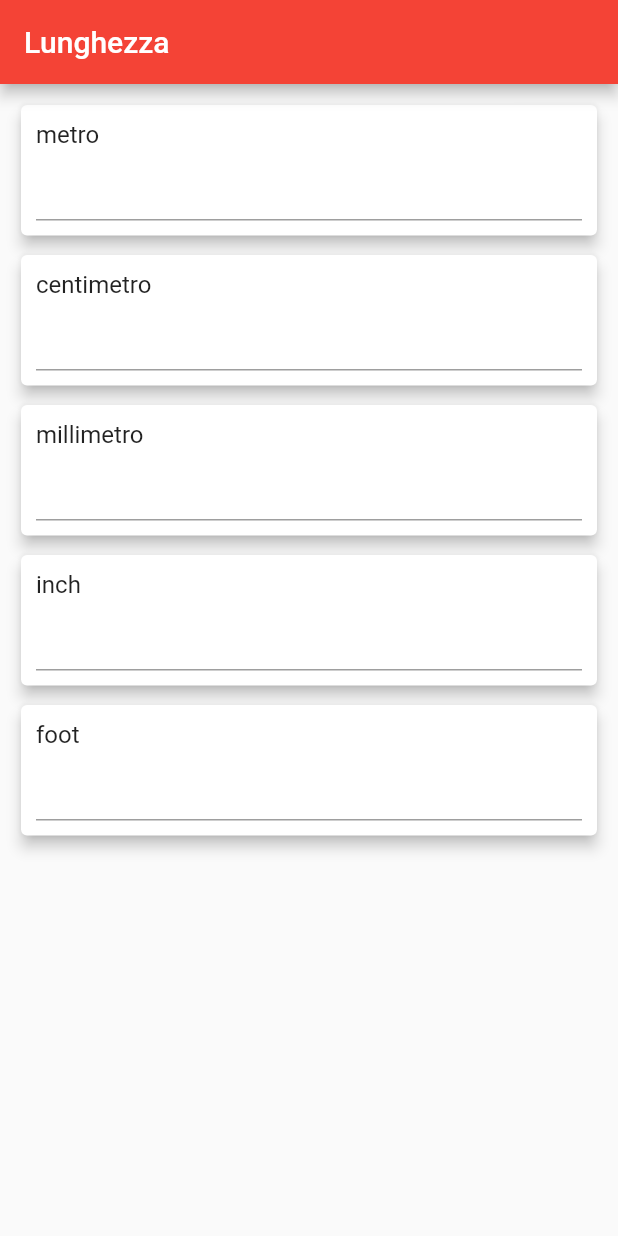
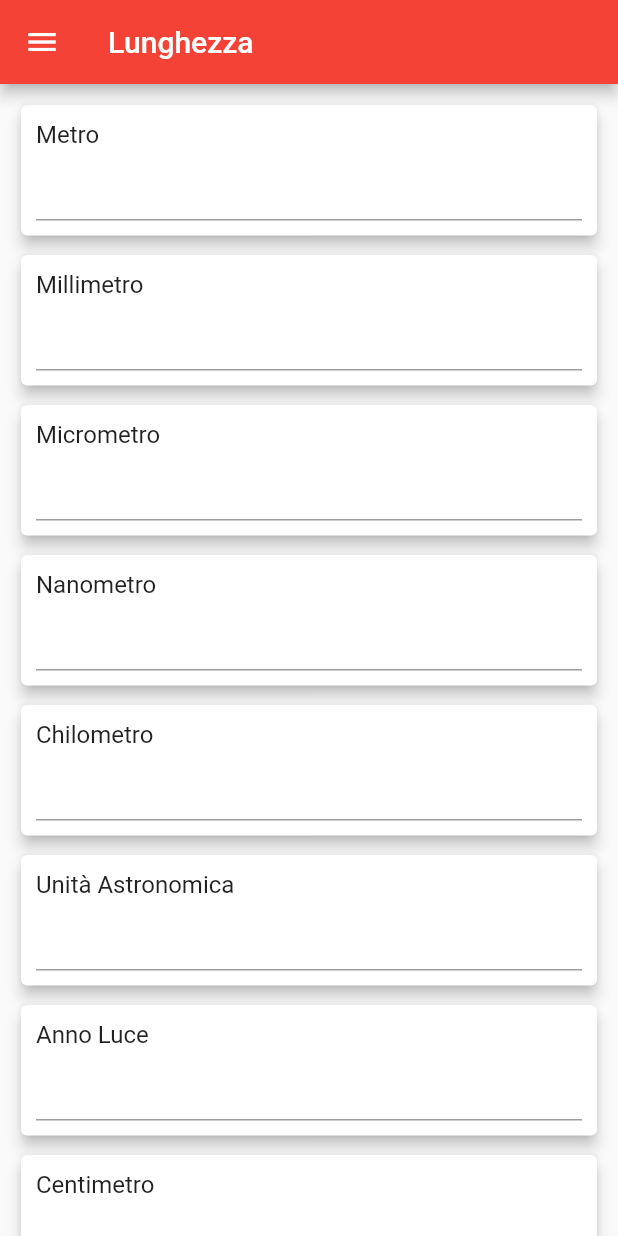
Before and after one commit to ferraridamiano/ConverterNOW, a Flutter app: the screen it shows after launch, on a phone screen of 412 x 824 dp. Run offline on Flutter 3.47's test engine with Material 2 defaults, Android fonts, the phone set to English and light mode, and no system bars; our stand-ins replace fluttertoast.

Commit message:
Risolto un bug nella conversione, modificata la struttura della grafica di conversione e quasi terminato unità di lunghezza

```diff
--- /dev/null
+++ b/lib/ConversionManager.dart
@@ -0,0 +1,93 @@
+import 'package:converter_pro/ConversionPage.dart';
+import 'package:converter_pro/Utils.dart';
+import 'package:flutter/material.dart';
+
+class ConversionManager extends StatefulWidget{
+  @override
+  _ConversionManager createState() => new _ConversionManager();
+
+}
+
+class _ConversionManager extends State<ConversionManager>{
+   static Node metro=Node(name: "Metro",
+      leafNodes: [
+        Node(isMultiplication: false, coefficient: 1000.0, name: "Millimetro",),
+        Node(isMultiplication: false, coefficient: 1000000.0, name: "Micrometro", ),
+        Node(isMultiplication: false, coefficient: 1000000000.0, name: "Nanometro",),
+        Node(isMultiplication: true, coefficient: 1000.0, name: "Chilometro",leafNodes: [
+          Node(isMultiplication: true, coefficient: 149597870.7, name: "Unità Astronomica",leafNodes: [
+            Node(isMultiplication: true, coefficient: 63241.1, name: "Anno Luce",),
+          ]),
+        ]),
+        Node(isMultiplication: false, coefficient: 100.0, name: "Centimetro", leafNodes: [
+          Node(isMultiplication: true, coefficient: 2.54, name: "Pollice", leafNodes: [
+            Node(isMultiplication: true, coefficient: 12.0, name: "Piede"),
+          ]),
+        ]),
+
+  ]
+  );
+
+
+  int currentPage=0;
+
+  @override
+  Widget build(BuildContext context) {
+
+    return Scaffold(
+      appBar: AppBar(title: new Text("Lunghezza"),),
+      drawer: new Drawer(child: ListView(
+        // Important: Remove any padding from the ListView.
+        padding: EdgeInsets.zero,
+        children: <Widget>[
+          DrawerHeader(
+            child: Text('Converter PRO'),
+            decoration: BoxDecoration(
+              color: Colors.red,
+            ),
+          ),
+          ListTile(
+            title: Text("Lunghezza"),
+            selected: true,
+            onTap: () {
+              if(currentPage!=0) {
+                setState((){
+                  currentPage=0;
+                });
+              }
+            },
+          ),
+          ListTile(
+            title: Text("Superficie"),
+            onTap: () {
+              // Update the state of the app
+              // ...
+            },
+          ),
+          ListTile(
+            title: Text("Volume"),
+            onTap: () {
+              // Update the state of the app
+              // ...
+            },
+          ),
+          ListTile(
+            title: Text("Tempo"),
+            onTap: () {
+              // Update the state of the app
+              // ...
+            },
+          ),
+          ListTile(
+            title: Text("Temperatura"),
+            onTap: () {
+              // Update the state of the app
+              // ...
+            },
+          ),
+        ],
+      ),),
+      body: currentPage==0 ? ConversionPage(metro) : ConversionPage(metro)
+    );
+  }
+}
--- a/lib/ConversionPage.dart
+++ b/lib/ConversionPage.dart
@@ -2,8 +2,7 @@ import 'package:converter_pro/Utils.dart';
 import 'package:flutter/material.dart';
 import 'package:fluttertoast/fluttertoast.dart';
 
-class ConversionPage extends StatefulWidget{
-
+class ConversionPage extends StatefulWidget {
   ConversionPage(this.fatherNode);
 
   Node fatherNode;
@@ -12,34 +11,32 @@ class ConversionPage extends StatefulWidget{
   _ConversionPage createState() => new _ConversionPage(fatherNode);
 }
 
-class _ConversionPage extends State<ConversionPage>{
-
+class _ConversionPage extends State<ConversionPage> {
   Node fatherNode;
   List<Node> listaNodi;
-  List<TextEditingController> listaController=new List();
-  List<FocusNode> listaFocus=new List();
+  List<TextEditingController> listaController = new List();
+  List<FocusNode> listaFocus = new List();
   Node selectedNode;
 
-  _ConversionPage(Node fatherNode){
-    this.fatherNode=fatherNode;
-    listaNodi=fatherNode.getNodiFiglio();
-
+  _ConversionPage(Node fatherNode) {
+    this.fatherNode = fatherNode;
+    listaNodi = fatherNode.getNodiFiglio();
   }
 
   @override
   void initState() {
     super.initState();
-    for(Node node in listaNodi){
+    for (Node node in listaNodi) {
       listaController.add(new TextEditingController());
-      FocusNode focus=new FocusNode();
-      focus.addListener((){
+      FocusNode focus = new FocusNode();
+      focus.addListener(() {
         if (focus.hasFocus) {
-          if(selectedNode!=null) {
+          if (selectedNode != null) {
             selectedNode.selectedNode = false;
           }
-          node.selectedNode=true;
-          node.convertedNode=true;
-          selectedNode=node;
+          node.selectedNode = true;
+          node.convertedNode = true;
+          selectedNode = node;
         }
       });
       listaFocus.add(focus);
@@ -50,60 +47,54 @@ class _ConversionPage extends State<ConversionPage>{
   void dispose() {
     FocusNode focus;
     TextEditingController TEC;
-    for(int i=0;i<listaFocus.length;i++){
-      focus=listaFocus[i];
-      focus.removeListener((){});
+    for (int i = 0; i < listaFocus.length; i++) {
+      focus = listaFocus[i];
+      focus.removeListener(() {});
       focus.dispose();
-      TEC=listaController[i];
+      TEC = listaController[i];
       TEC.dispose();
     }
     super.dispose();
   }
 
-  List<UnitCard> _createList(){
-    List<UnitCard> listaCard=new List();
-    for (int i=0; i<listaNodi.length;i++){
-      Node nodo=listaNodi[i];
+  List<UnitCard> _createList() {
+    List<UnitCard> listaCard = new List();
+    for (int i = 0; i < listaNodi.length; i++) {
+      Node nodo = listaNodi[i];
       TextEditingController controller;
-      controller=listaController[i];
+      controller = listaController[i];
 
-      if(nodo.value!=null && !nodo.selectedNode)
+      if (nodo.value != null && !nodo.selectedNode)
         controller.text = nodo.value.toString();
-      else if(nodo.value==null && !nodo.selectedNode)
-        controller.text = "";
+      else if (nodo.value == null && !nodo.selectedNode) controller.text = "";
 
       listaCard.add(new UnitCard(
           node: nodo,
           textField: TextField(
-            style: TextStyle(fontSize: 16.0,color: Colors.black,),
-            keyboardType: TextInputType.numberWithOptions(decimal: true,signed: false),
+            style: TextStyle(
+              fontSize: 16.0,
+              color: Colors.black,
+            ),
+            keyboardType:
+                TextInputType.numberWithOptions(decimal: true, signed: false),
             controller: controller,
             focusNode: listaFocus[i],
-            onChanged: (String txt){
+            onChanged: (String txt) {
               nodo.value = txt == "" ? null : double.parse(txt);
               setState(() {
                 fatherNode.ResetConvertedNode();
                 fatherNode.Convert();
               });
             },
-          )
-      ));
-
+          )));
     }
     return listaCard;
   }
 
-
   @override
   Widget build(BuildContext context) {
-    List<UnitCard> listCard=_createList();
+    List<UnitCard> listCard = _createList();
 
-    return Scaffold(
-      appBar: AppBar(title: new Text("Lunghezza"),),
-      body: ListView(
-        padding: new EdgeInsets.all(10.0),
-        children: listCard
-      ),
-    );
+    return ListView(padding: new EdgeInsets.all(10.0), children: listCard);
   }
 }
--- a/lib/Utils.dart
+++ b/lib/Utils.dart
@@ -63,11 +63,11 @@ class Node {
               : (node.isMultiplication ? node.value * node.coefficient : node.value / node.coefficient); //metto in questo nodo il valore convertito
           convertedNode = true;
           _ApplyDown(); //converto i nodi sottostanti
-        } else { //se non c'è valore
-          if (node.leafNodes != null) { //Però ha almeno un nodo foglia
+        }
+        else if (node.leafNodes != null) { //Però ha almeno un nodo foglia
             node.Convert(); //ripeti la procedura
-            Convert();
-          }
+            if(node.convertedNode)
+              Convert();
         }
       }
     }
--- a/lib/main.dart
+++ b/lib/main.dart
@@ -1,22 +1,15 @@
-import 'package:converter_pro/ConversionPage.dart';
-import 'package:converter_pro/Utils.dart';
+import 'package:converter_pro/ConversionManager.dart';
 import 'package:flutter/material.dart';
 
 void main() => runApp(new App());
 
 class App extends StatelessWidget {
-  static Node foot=Node(isMultiplication: true, coefficient: 12.0, name: "foot", selectedNode: false, convertedNode: false);
-  static Node inch=Node(isMultiplication: true, coefficient: 2.54, name: "inch", leafNodes: [foot], selectedNode: false, convertedNode: false);
-  static Node millimetro=Node(isMultiplication: false, coefficient: 10.0, name: "millimetro", selectedNode: false, convertedNode: false);
-  static Node centimetro=Node(isMultiplication: false, coefficient: 100.0, name: "centimetro", leafNodes: [millimetro,inch], selectedNode: false, convertedNode: false);
-  static Node metro=Node(name: "metro", leafNodes: [centimetro], selectedNode: false, convertedNode: false);
-
 
   @override
   Widget build(BuildContext context) {
     return MaterialApp(
       title: 'FCM - Calculator',
-      home: ConversionPage(metro),
+      home: ConversionManager(),
       theme: ThemeData(
         primaryColor: Colors.red,
         accentColor: Colors.indigo,
```
Also changed, not shown: 1 other file.
